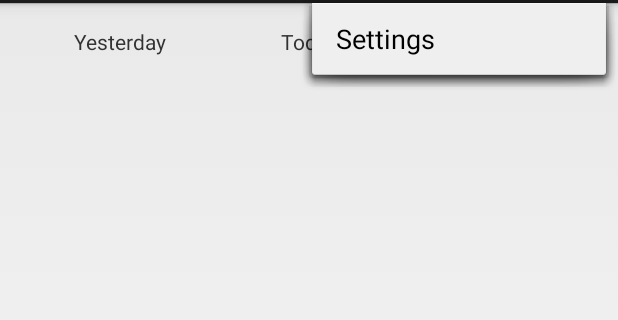
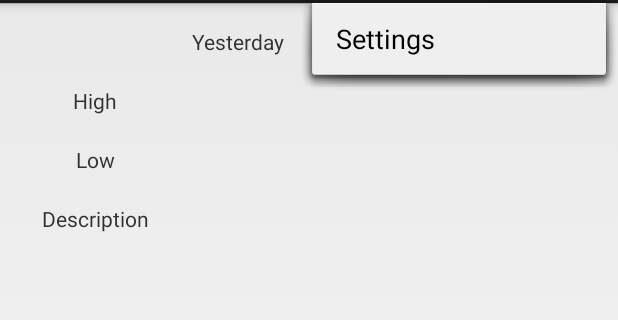
Before and after one commit to kyleofori/JSON-TableView, an Android app: the screen it shows after launch (MainActivity), with the options menu open, on a phone screen of 412 x 824 dp, the part 69-389 px from its top. Run offline under Robolectric (Android 15) with nearby library versions, the phone set to English and light mode, and no system bars.

Commit message:
Finishing the most basic weather table XML

```diff
--- a/app/src/main/res/layout/fragment_main.xml
+++ b/app/src/main/res/layout/fragment_main.xml
@@ -15,6 +15,13 @@
         android:layout_height="fill_parent">
 
         <TableRow>
+
+            <TextView
+                android:id="@+id/blank_column"
+                android:layout_width="0dp"
+                android:layout_weight="1"
+                android:gravity="center">
+            </TextView>
 
             <TextView
                 android:id="@+id/yesterday"
@@ -43,13 +50,102 @@
         </TableRow>
 
         <TableRow>
+            <TextView
+                android:id="@+id/high"
+                android:text="@string/high"
+                android:layout_width="0dp"
+                android:layout_weight="1"
+                android:gravity="center"
+                android:layout_marginTop="20dp">
+                </TextView>
+
+            <TextView
+                android:id="@+id/high_yesterday"
+                android:layout_width="0dp"
+                android:layout_weight="1"
+                android:gravity="center">
+            </TextView>
+
+            <TextView
+                android:id="@+id/high_today"
+                android:layout_width="0dp"
+                android:layout_weight="1"
+                android:gravity="center">
+            </TextView>
+
+            <TextView
+                android:id="@+id/high_tomorrow"
+                android:layout_width="0dp"
+                android:layout_weight="1"
+                android:gravity="center">
+            </TextView>
 
         </TableRow>
 
         <TableRow>
+            <TextView
+                android:id="@+id/low"
+                android:text="@string/low"
+                android:layout_width="0dp"
+                android:layout_weight="1"
+                android:gravity="center"
+                android:layout_marginTop="20dp">
+            </TextView>
+
+            <TextView
+                android:id="@+id/low_yesterday"
+                android:layout_width="0dp"
+                android:layout_weight="1"
+                android:gravity="center">
+            </TextView>
+
+            <TextView
+                android:id="@+id/low_today"
+                android:layout_width="0dp"
+                android:layout_weight="1"
+                android:gravity="center">
+            </TextView>
+
+            <TextView
+                android:id="@+id/low_tomorrow"
+                android:layout_width="0dp"
+                android:layout_weight="1"
+                android:gravity="center">
+            </TextView>
 
         </TableRow>
 
+        <TableRow>
+            <TextView
+                android:id="@+id/description"
+                android:text="@string/description"
+                android:layout_width="0dp"
+                android:layout_weight="1"
+                android:gravity="center"
+                android:layout_marginTop="20dp">
+            </TextView>
+
+            <TextView
+                android:id="@+id/description_yesterday"
+                android:layout_width="0dp"
+                android:layout_weight="1"
+                android:gravity="center">
+            </TextView>
+
+            <TextView
+                android:id="@+id/description_today"
+                android:layout_width="0dp"
+                android:layout_weight="1"
+                android:gravity="center">
+            </TextView>
+
+            <TextView
+                android:id="@+id/description_tomorrow"
+                android:layout_width="0dp"
+                android:layout_weight="1"
+                android:gravity="center">
+            </TextView>
+        </TableRow>
     </TableLayout>
 
 </LinearLayout>
--- a/app/src/main/res/values/strings.xml
+++ b/app/src/main/res/values/strings.xml
@@ -10,5 +10,7 @@
     <string name="yesterday">Yesterday</string>
     <string name="today">Today</string>
     <string name="tomorrow">Tomorrow</string>
-
+    <string name="high">High</string>
+    <string name="low">Low</string>
+    <string name="description">Description</string>
 </resources>
```
